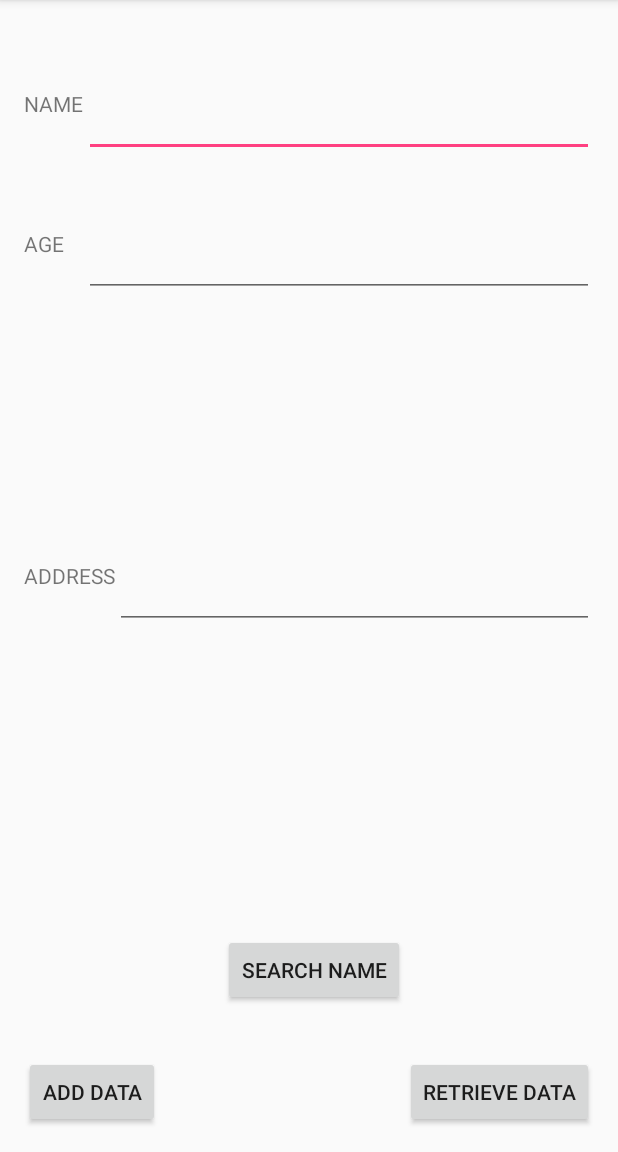
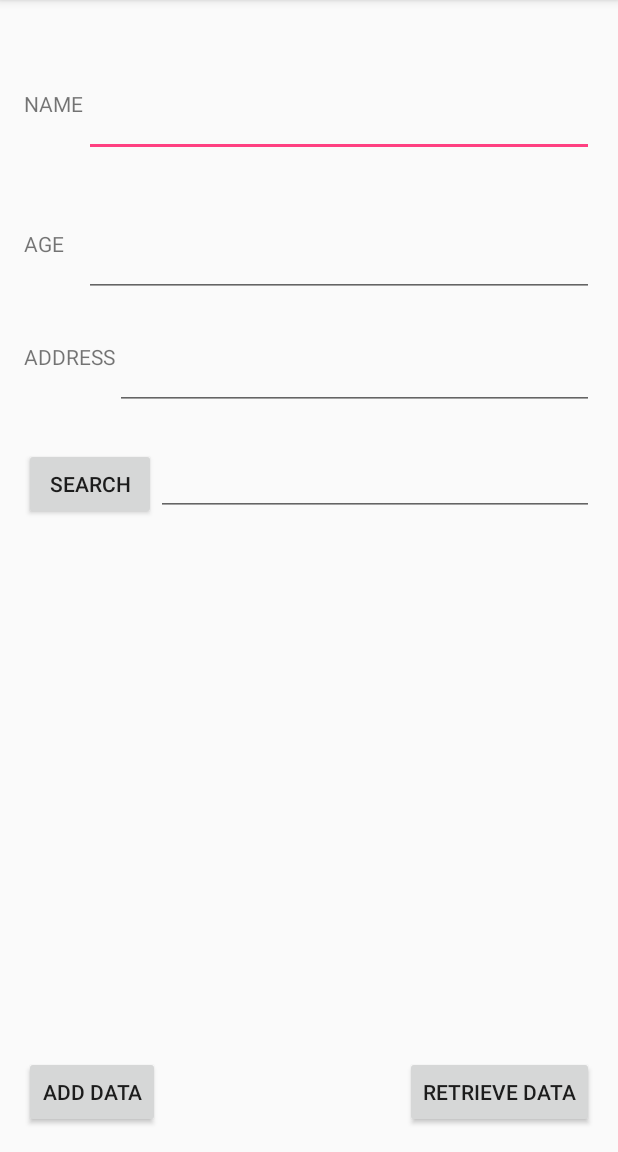
Before and after one commit to ZTZhu/MyContactApp, an Android app: the screen it shows after launch (MainActivity), on a phone screen of 412 x 824 dp, the part 84-1236 px from its top. Run offline under Robolectric (Android 15) with nearby library versions, the phone set to English and light mode, and no system bars.

Commit message:
Got the Search Thing done
FINALLY FINISHED THE THING.

```diff
--- a/MyContactApp/app/src/main/java/com/example/zhuz5918/mycontactapp/DatabaseHelper.java
+++ b/MyContactApp/app/src/main/java/com/example/zhuz5918/mycontactapp/DatabaseHelper.java
@@ -46,10 +46,14 @@ import android.database.sqlite.SQLiteOpenHelper;
         return true;
     }
 
+
     public Cursor getAllData(){
         SQLiteDatabase db = this.getWritableDatabase();
         Cursor res = db.rawQuery("select * from " + TABLE_NAME, null);
         return res;
     }
 
+
+
+
 }
--- a/MyContactApp/app/src/main/java/com/example/zhuz5918/mycontactapp/MainActivity.java
+++ b/MyContactApp/app/src/main/java/com/example/zhuz5918/mycontactapp/MainActivity.java
@@ -19,6 +19,7 @@ public class MainActivity extends AppCompatActivity {
     EditText editName;
     EditText editAge;
     EditText editAddress;
+    EditText editSearch;
     Button btnAddData;
 
 
@@ -30,6 +31,7 @@ public class MainActivity extends AppCompatActivity {
         editName = (EditText) findViewById(R.id.editText_name);
         editAge = (EditText) findViewById(R.id.editText_age);
         editAddress = (EditText) findViewById(R.id.editText_address);
+        editSearch = (EditText) findViewById(R.id.editText_search);
     }
 
     public void addData(View v) {
@@ -64,7 +66,8 @@ public class MainActivity extends AppCompatActivity {
         Log.d("MyContact", buffer.toString());
     }
 
-    public void searchName(View v, String name){
+    public void searchName(View v){
+
         Cursor res = myDb.getAllData();
         if (res.getCount() == 0) {
             showMessage("Error", "No data found in database");
@@ -73,13 +76,13 @@ public class MainActivity extends AppCompatActivity {
         }
         StringBuffer buffer = new StringBuffer();
         while(res.moveToNext()){
-            if(res.getString(1).equals(name)){
+            if(res.getString(1).equals(editSearch.getText().toString())) {
                 buffer.append("Name: " + res.getString(1));
                 buffer.append("Address: " + res.getString(2));
                 buffer.append("Age: " + res.getString(3));
+                showMessage("Data", buffer.toString());
+                Log.d("MyContact", buffer.toString());
             }
-            showMessage("Data", buffer.toString());
-            Log.d("MyContact", buffer.toString());
         }
     }
 
--- a/MyContactApp/app/src/main/res/layout/activity_main.xml
+++ b/MyContactApp/app/src/main/res/layout/activity_main.xml
@@ -64,9 +64,10 @@
         android:layout_height="wrap_content"
         android:text="ADDRESS"
         android:id="@+id/textView3"
-        android:layout_centerVertical="true"
+        android:layout_below="@+id/editText_age"
         android:layout_alignParentLeft="true"
-        android:layout_alignParentStart="true" />
+        android:layout_alignParentStart="true"
+        android:layout_marginTop="30dp" />
 
     <EditText
         android:layout_width="wrap_content"
@@ -84,19 +85,30 @@
         android:id="@+id/button_retrieve"
         android:onClick="viewData"
         android:nestedScrollingEnabled="true"
-        android:layout_below="@+id/button_search_name"
+        android:layout_alignParentBottom="true"
         android:layout_alignRight="@+id/editText_address"
         android:layout_alignEnd="@+id/editText_address" />
 
     <Button
         android:layout_width="wrap_content"
         android:layout_height="wrap_content"
-        android:text="SEARCH NAME"
-        android:id="@+id/button_search_name"
+        android:text="SEARCH"
+        android:id="@+id/button_search"
         android:onClick="searchName"
         android:singleLine="true"
-        android:layout_marginBottom="33dp"
-        android:layout_above="@+id/button_add"
-        android:layout_toLeftOf="@+id/button_retrieve"
-        android:layout_toStartOf="@+id/button_retrieve" />
+        android:layout_alignTop="@+id/editText_search"
+        android:layout_alignParentLeft="true"
+        android:layout_alignParentStart="true" />
+
+    <EditText
+        android:layout_width="wrap_content"
+        android:layout_height="wrap_content"
+        android:id="@+id/editText_search"
+        android:layout_marginTop="25dp"
+        android:layout_below="@+id/editText_address"
+        android:layout_alignRight="@+id/editText_address"
+        android:layout_alignEnd="@+id/editText_address"
+        android:layout_toRightOf="@+id/button_search"
+        android:layout_toEndOf="@+id/button_search" />
+
 </RelativeLayout>
```
